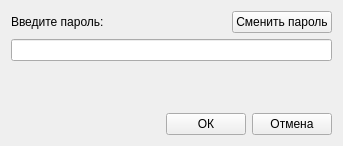
Old version of the form extra_widgets/authdialog.ui in the repository aleksei-elyutin/priemka_table.
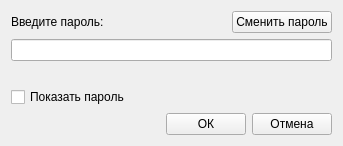
New version of the form.

The edit to the form file:
```diff
--- a/extra_widgets/authdialog.ui
+++ b/extra_widgets/authdialog.ui
@@ -61,6 +61,13 @@
      </property>
     </widget>
    </item>
+   <item>
+    <widget class="QCheckBox" name="showpass_checkbox">
+     <property name="text">
+      <string>Показать пароль</string>
+     </property>
+    </widget>
+   </item>
    <item>
     <layout class="QHBoxLayout" name="horizontalLayout_2">
      <item>
```
Left out of the diff: 9 changed lines with no effect on the pictures.
